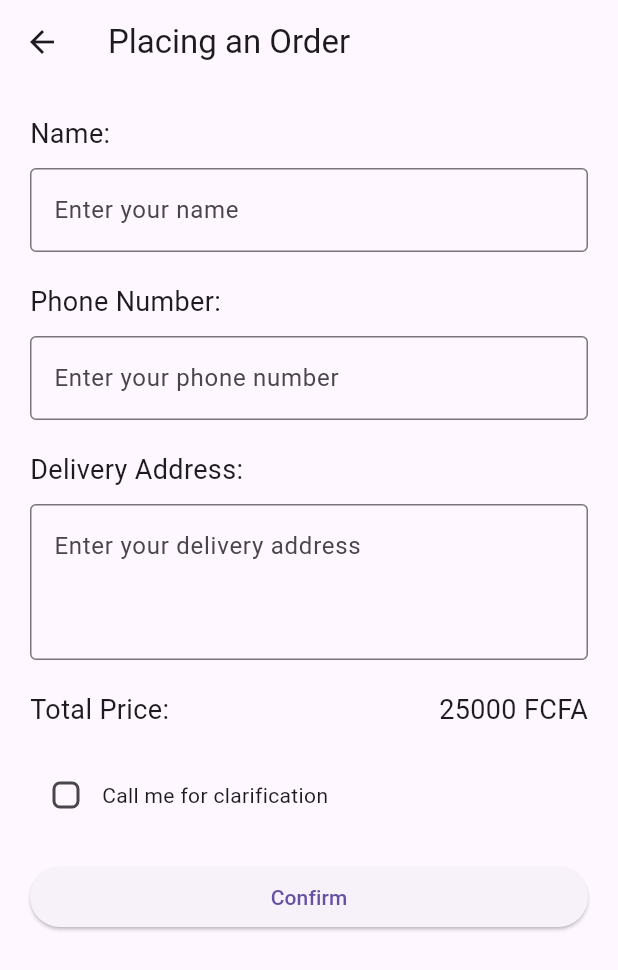
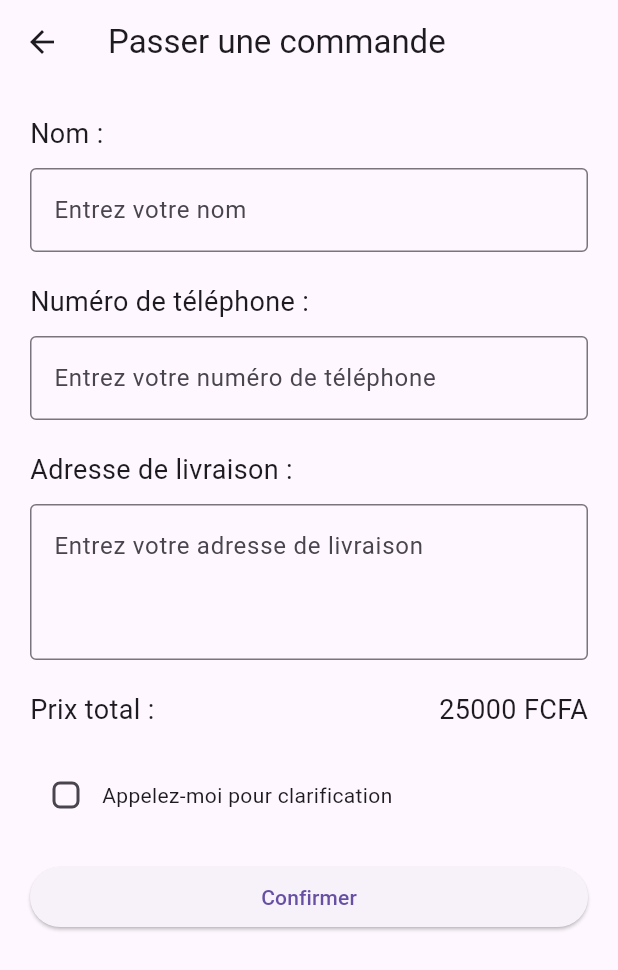
Before and after one commit to 3lkfadel/MyCart, a Flutter app: the PlacingOrderPage screen opened by its route, on a phone screen of 412 x 824 dp. Shown: the top 970 px of the screen. Run offline on Flutter 3.47's test engine with Material 3 defaults, Android fonts, the phone set to English and light mode, and no system bars.

Commit message:
dernier maj

```diff
--- a/lib/main.dart
+++ b/lib/main.dart
@@ -1,3 +1,4 @@
+import 'package:e_com_pro/ArticleListPage.dart';
 import 'package:e_com_pro/Menu_items.dart';
 import 'package:e_com_pro/basket_page.dart';
 import 'package:e_com_pro/clothing.dart';
@@ -34,6 +35,7 @@
         '/Panier':(context) => BasketPage(),
         '/Valider_panier':(context) => PlacingOrderPage(),
         '/Details_article':(context) => ClothingApp(),
+        '/Valider' :(context) => Valider(),
 
 
 
--- a/lib/placing_order.dart
+++ b/lib/placing_order.dart
@@ -5,7 +5,7 @@ class PlacingOrderPage extends StatelessWidget {
   Widget build(BuildContext context) {
     return Scaffold(
       appBar: AppBar(
-        title: Text('Placing an Order'),
+        title: Text('Passer une commande'),
       ),
       body: SingleChildScrollView(
         padding: const EdgeInsets.all(20.0),
@@ -13,38 +13,38 @@ class PlacingOrderPage extends StatelessWidget {
           crossAxisAlignment: CrossAxisAlignment.start,
           children: [
             Text(
-              'Name:',
+              'Nom :',
               style: TextStyle(fontSize: 18.0),
             ),
             SizedBox(height: 10.0),
             TextFormField(
               decoration: InputDecoration(
-                hintText: 'Enter your name',
+                hintText: 'Entrez votre nom',
                 border: OutlineInputBorder(),
               ),
             ),
             SizedBox(height: 20.0),
             Text(
-              'Phone Number:',
+              'Numéro de téléphone :',
               style: TextStyle(fontSize: 18.0),
             ),
             SizedBox(height: 10.0),
             TextFormField(
               decoration: InputDecoration(
-                hintText: 'Enter your phone number',
+                hintText: 'Entrez votre numéro de téléphone',
                 border: OutlineInputBorder(),
               ),
             ),
             SizedBox(height: 20.0),
             Text(
-              'Delivery Address:',
+              'Adresse de livraison :',
               style: TextStyle(fontSize: 18.0),
             ),
             SizedBox(height: 10.0),
             TextFormField(
               maxLines: 3,
               decoration: InputDecoration(
-                hintText: 'Enter your delivery address',
+                hintText: 'Entrez votre adresse de livraison',
                 border: OutlineInputBorder(),
               ),
             ),
@@ -53,7 +53,7 @@ class PlacingOrderPage extends StatelessWidget {
               mainAxisAlignment: MainAxisAlignment.spaceBetween,
               children: [
                 Text(
-                  'Total Price:',
+                  'Prix total :',
                   style: TextStyle(fontSize: 18.0),
                 ),
                 Text(
@@ -82,7 +82,7 @@ class PlacingOrderPage extends StatelessWidget {
                     },
                   ),
                 ),
-                Text('Call me for clarification'),
+                Text('Appelez-moi pour clarification'),
               ],
             ),
             SizedBox(height: 20.0),
@@ -90,9 +90,10 @@ class PlacingOrderPage extends StatelessWidget {
               width: double.infinity,
               child: ElevatedButton(
                 onPressed: () {
+                          Navigator.pushNamed(context, '/Valider');
                   // Action lorsque le bouton est pressé
                 },
-                child: Text('Confirm'),
+                child: Text('Confirmer'),
               ),
             ),
           ],
@@ -101,9 +102,3 @@ class PlacingOrderPage extends StatelessWidget {
     );
   }
 }
-
-void main() {
-  runApp(MaterialApp(
-    home: PlacingOrderPage(),
-  ));
-}
```
Also changed, not shown: lib/ArticleListPage.dart (added, +42 -0 lines).
